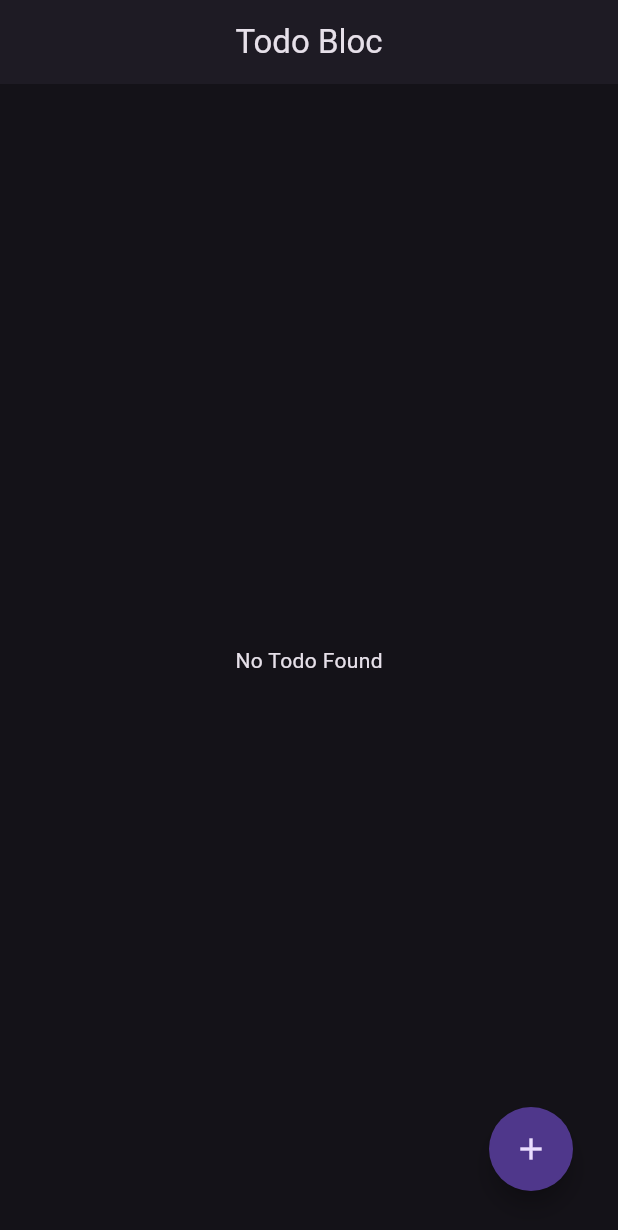
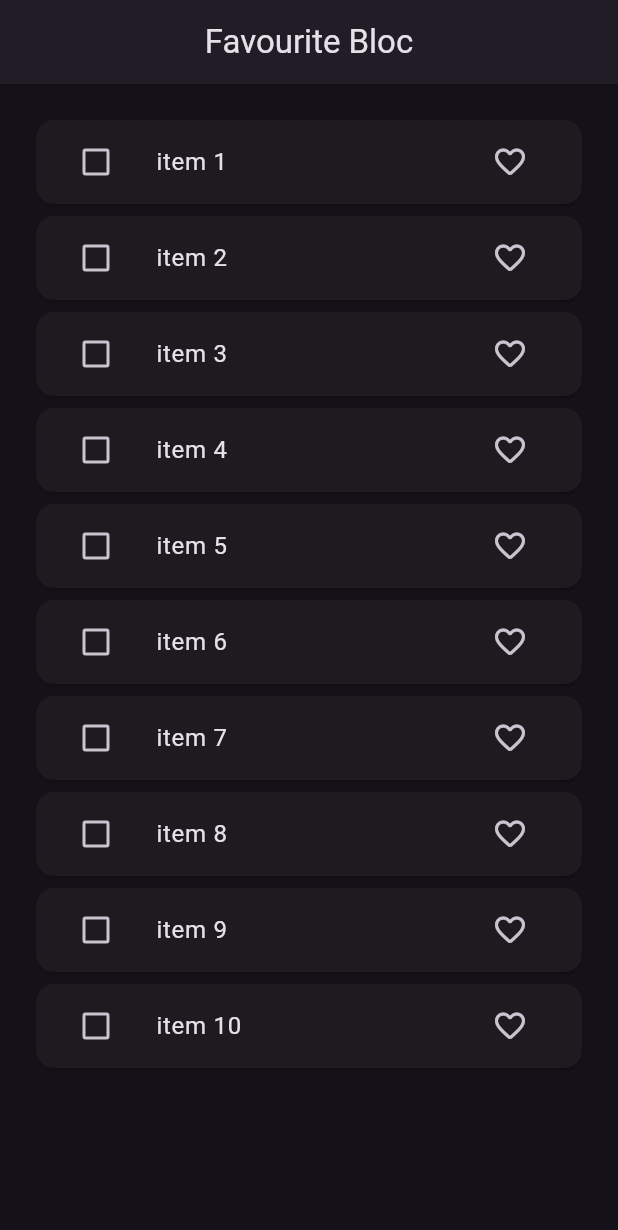
Before and after one commit to Zimil-Patel/bloc_practice, a Flutter app: the screen it shows after launch, on a phone screen of 412 x 824 dp. Shown: the top 1230 px of the screen. Run offline on Flutter 3.47's test engine with Material 3 defaults, Android fonts, the phone set to English and light mode, and no system bars; our stand-ins replace bloc, equatable, flutter_bloc, image_picker.

Commit message:
04 Jun 2025

```diff
--- /dev/null
+++ b/lib/bloc/favourite app bloc/favourite_events.dart
@@ -0,0 +1,40 @@
+import 'package:bloc_practice/model/favourite_model.dart';
+import 'package:equatable/equatable.dart';
+
+abstract class FavouriteEvents extends Equatable {
+  const FavouriteEvents();
+
+  @override
+  List<Object?> get props => [];
+}
+
+class FetchFavouriteList extends FavouriteEvents {}
+
+class AddAsFavourite extends FavouriteEvents {
+  final FavouriteModel item;
+
+  const AddAsFavourite({required this.item});
+
+  @override
+  List<Object?> get props => [item];
+}
+
+class RemoveAsFavourite extends FavouriteEvents {
+  final FavouriteModel item;
+
+  const RemoveAsFavourite({required this.item});
+
+  @override
+  List<Object?> get props => [item];
+}
+
+class ToggleCheckBox extends FavouriteEvents {
+  final FavouriteModel item;
+
+  const ToggleCheckBox({required this.item});
+
+  @override
+  List<Object?> get props => [item];
+}
+
+class RemoveItems extends FavouriteEvents{}
--- /dev/null
+++ b/lib/bloc/favourite app bloc/favourite_state.dart
@@ -0,0 +1,22 @@
+import 'package:bloc_practice/model/favourite_model.dart';
+import 'package:equatable/equatable.dart';
+
+enum ListStatus { loading, success, failure }
+
+class FavouriteState extends Equatable {
+  final ListStatus listStatus;
+  final List<FavouriteModel> favouriteList;
+
+  const FavouriteState(
+      {this.favouriteList = const [], this.listStatus = ListStatus.loading});
+
+  FavouriteState copyWith(
+      {List<FavouriteModel>? favouriteList, ListStatus? listStatus}) {
+    return FavouriteState(
+        favouriteList: favouriteList ?? this.favouriteList,
+        listStatus: listStatus ?? this.listStatus);
+  }
+
+  @override
+  List<Object?> get props => [favouriteList, listStatus];
+}
--- /dev/null
+++ b/lib/bloc/favourite app bloc/favourtie_bloc.dart
@@ -0,0 +1,48 @@
+import 'package:bloc/bloc.dart';
+import 'package:bloc_practice/bloc/favourite%20app%20bloc/favourite_events.dart';
+import 'package:bloc_practice/bloc/favourite%20app%20bloc/favourite_state.dart';
+import 'package:bloc_practice/model/favourite_model.dart';
+import 'package:bloc_practice/utils/favourite_utils.dart';
+
+class FavouriteBloc extends Bloc<FavouriteEvents, FavouriteState>{
+
+  List<FavouriteModel> favouriteList = [];
+  final FavouriteUtils favouriteUtils = FavouriteUtils();
+
+  FavouriteBloc(super.initialState) {
+    on<FetchFavouriteList>(_fetchList);
+    on<AddAsFavourite>(_addAsFavourite);
+    on<RemoveAsFavourite>(_removeAsFavourite);
+    on<ToggleCheckBox>(_toggleCheckBox);
+    on<RemoveItems>(_removeItems);
+  }
+
+  _fetchList(FetchFavouriteList event, Emitter<FavouriteState> emit) async {
+    favouriteList = await favouriteUtils.fetchFavouriteList();
+    emit(state.copyWith(favouriteList: List.from(favouriteList), listStatus: ListStatus.success));
+  }
+
+  _addAsFavourite(AddAsFavourite event, Emitter<FavouriteState> emit){
+    final index = favouriteList.indexWhere((ele) => ele.id == event.item.id);
+    favouriteList[index] = favouriteList[index].copyWith(isFavourite: true);
+    emit(state.copyWith(favouriteList: List.from(favouriteList)));
+  }
+
+  _removeAsFavourite(RemoveAsFavourite event, Emitter<FavouriteState> emit){
+    final index = favouriteList.indexWhere((ele) => ele.id == event.item.id);
+    favouriteList[index] = favouriteList[index].copyWith(isFavourite: false);
+    emit(state.copyWith(favouriteList: List.from(favouriteList)));
+  }
+
+  _toggleCheckBox(ToggleCheckBox event, Emitter<FavouriteState> emit){
+    final index = favouriteList.indexWhere((ele) => ele.id == event.item.id);
+    favouriteList[index] = favouriteList[index].copyWith(isDeleting: !favouriteList[index].isDeleting);
+    emit(state.copyWith(favouriteList: List.from(favouriteList)));
+  }
+
+  _removeItems(RemoveItems event, Emitter<FavouriteState> emit){
+    favouriteList.removeWhere((element) => element.isDeleting == true);
+    emit(state.copyWith(favouriteList: List.from(favouriteList)));
+  }
+
+}
--- a/lib/main.dart
+++ b/lib/main.dart
@@ -1,7 +1,10 @@
 import 'package:bloc_practice/bloc/counter%20bloc/counter_bloc.dart';
+import 'package:bloc_practice/bloc/favourite%20app%20bloc/favourite_state.dart';
+import 'package:bloc_practice/bloc/favourite%20app%20bloc/favourtie_bloc.dart';
 import 'package:bloc_practice/bloc/image%20bloc/image_bloc.dart';
 import 'package:bloc_practice/bloc/multi%20bloc/multi_bloc.dart';
 import 'package:bloc_practice/bloc/todo%20bloc/todo_bloc.dart';
+import 'package:bloc_practice/ui/favourite%20screen/favourite_screen.dart';
 import 'package:bloc_practice/utils/image_utils.dart';
 import 'package:flutter/material.dart';
 import 'package:flutter_bloc/flutter_bloc.dart';
@@ -30,8 +33,9 @@ class _BlocAppState extends State<BlocApp> {
           BlocProvider(create: (_) => MultiBloc()),
           BlocProvider(create: (_) => ImageBloc(ImageUtils())),
           BlocProvider(create: (_) => TodoBloc()),
+          BlocProvider(create: (_) => FavouriteBloc(FavouriteState())),
         ],
-        child: TodoScreen(),
+        child: FavouriteScreen(),
       ),
     );
   }
--- /dev/null
+++ b/lib/model/favourite_model.dart
@@ -0,0 +1,26 @@
+import 'package:equatable/equatable.dart';
+
+class FavouriteModel extends Equatable {
+  final int id;
+  final String value;
+  final bool isDeleting, isFavourite;
+
+  const FavouriteModel({
+    required this.id,
+    required this.value,
+    this.isDeleting = false,
+    this.isFavourite = false,
+  });
+
+  FavouriteModel copyWith(
+          {int? id, String? value, bool? isDeleting, bool? isFavourite}) =>
+      FavouriteModel(
+        id: id ?? this.id,
+        value: value ?? this.value,
+        isDeleting: isDeleting ?? this.isDeleting,
+        isFavourite: isFavourite ?? this.isFavourite,
+      );
+
+  @override
+  List<Object?> get props => [id, value, isDeleting, isFavourite];
+}
--- /dev/null
+++ b/lib/ui/favourite screen/favourite_screen.dart
@@ -0,0 +1,92 @@
+import 'package:bloc_practice/bloc/favourite%20app%20bloc/favourite_events.dart';
+import 'package:bloc_practice/bloc/favourite%20app%20bloc/favourite_state.dart';
+import 'package:bloc_practice/bloc/favourite%20app%20bloc/favourtie_bloc.dart';
+import 'package:flutter/material.dart';
+import 'package:flutter_bloc/flutter_bloc.dart';
+
+class FavouriteScreen extends StatelessWidget {
+  const FavouriteScreen({super.key});
+
+  @override
+  Widget build(BuildContext context) {
+    context.read<FavouriteBloc>().add(FetchFavouriteList());
+
+    return Scaffold(
+      appBar: AppBar(
+        title: Text('Favourite Bloc'),
+        elevation: 2,
+        centerTitle: true,
+        actions: [
+          BlocBuilder<FavouriteBloc, FavouriteState>(
+              builder: (context, state) {
+                return Visibility(
+                    visible: state.favouriteList.any((element) => element.isDeleting == true),
+                    child: IconButton(onPressed: (){
+                      context.read<FavouriteBloc>().add(RemoveItems());
+                    }, icon: Icon(Icons.delete, color: Colors.redAccent.shade200,),));
+              },
+          ),
+          SizedBox(width: 8,),
+        ],
+      ),
+      body:
+          BlocBuilder<FavouriteBloc, FavouriteState>(builder: (context, state) {
+        switch (state.listStatus) {
+          case ListStatus.loading:
+            return Center(
+              child: CircularProgressIndicator(),
+            );
+          case ListStatus.failure:
+            return Center(
+              child: Text('Something Went Wrong'),
+            );
+          case ListStatus.success:
+            return ListView.builder(
+              padding: EdgeInsets.all(20),
+              itemCount: state.favouriteList.length,
+              itemBuilder: (context, index) {
+                final item = state.favouriteList[index];
+
+                // Item Card
+                return Card(
+                  child: ListTile(
+                    // CHECK BOX
+                    leading:
+                        Checkbox(value: item.isDeleting, onChanged: (value) {
+                          context.read<FavouriteBloc>().add(ToggleCheckBox(item: item));
+                        }),
+
+                    // ITEM VALUE
+                    title: Text(
+                      item.value,
+                    ),
+
+                    // IS FAVOURITE OR NOT ICON
+                    trailing: IconButton(
+                      onPressed: () {
+                        item.isFavourite
+                            ? context
+                                .read<FavouriteBloc>()
+                                .add(RemoveAsFavourite(item: item))
+                            : context
+                                .read<FavouriteBloc>()
+                                .add(AddAsFavourite(item: item));
+                      },
+                      icon: item.isFavourite
+                          ? Icon(
+                              Icons.favorite,
+                              color: Colors.redAccent,
+                            )
+                          : Icon(
+                              Icons.favorite_outline_rounded,
+                            ),
+                    ),
+                  ),
+                );
+              },
+            );
+        }
+      }),
+    );
+  }
+}
--- /dev/null
+++ b/lib/utils/favourite_utils.dart
@@ -0,0 +1,11 @@
+import 'package:bloc_practice/model/favourite_model.dart';
+
+class FavouriteUtils {
+  Future<List<FavouriteModel>> fetchFavouriteList() async {
+    await Future.delayed(Duration(seconds: 2));
+    return List.generate(
+      10,
+      (index) => FavouriteModel(id: index + 1, value: 'item ${index + 1}'),
+    );
+  }
+}
```
